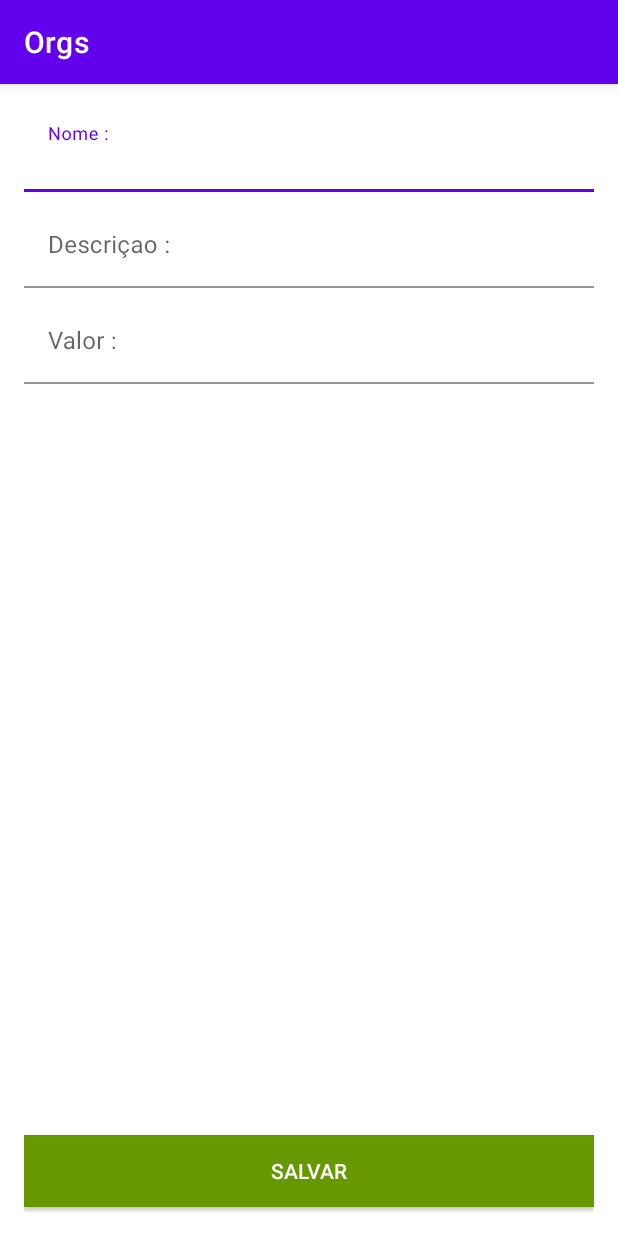
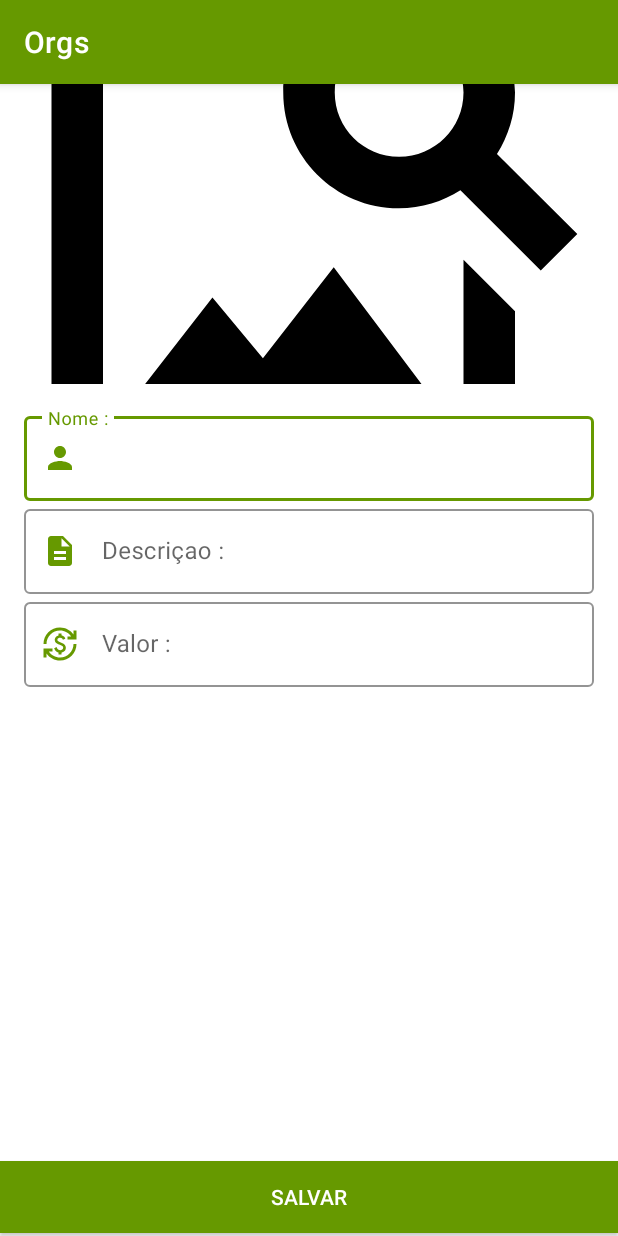
Before and after one commit to GabrielAlvesDoCarmo/Orgs, an Android app: the FormActivity screen opened directly, with no data from a screen before it, on a phone screen of 412 x 824 dp. Run offline under Robolectric (Android 15) with nearby library versions, the phone set to English and light mode, and no system bars.

Commit message:
refatoracao da tela de formulario

```diff
--- /dev/null
+++ b/app/src/main/res/drawable/ic_currency_value.xml
@@ -0,0 +1,5 @@
+<vector android:height="24dp" android:tint="#000000"
+    android:viewportHeight="24" android:viewportWidth="24"
+    android:width="24dp" xmlns:android="http://schemas.android.com/apk/res/android">
+    <path android:fillColor="@android:color/white" android:pathData="M12.89,11.1c-1.78,-0.59 -2.64,-0.96 -2.64,-1.9c0,-1.02 1.11,-1.39 1.81,-1.39c1.31,0 1.79,0.99 1.9,1.34l1.58,-0.67C15.39,8.03 14.72,6.56 13,6.24V5h-2v1.26C8.52,6.82 8.51,9.12 8.51,9.22c0,2.27 2.25,2.91 3.35,3.31c1.58,0.56 2.28,1.07 2.28,2.03c0,1.13 -1.05,1.61 -1.98,1.61c-1.82,0 -2.34,-1.87 -2.4,-2.09L8.1,14.75c0.63,2.19 2.28,2.78 2.9,2.96V19h2v-1.24c0.4,-0.09 2.9,-0.59 2.9,-3.22C15.9,13.15 15.29,11.93 12.89,11.1zM3,21H1v-6h6v2l-2.48,0c1.61,2.41 4.36,4 7.48,4c4.97,0 9,-4.03 9,-9h2c0,6.08 -4.92,11 -11,11c-3.72,0 -7.01,-1.85 -9,-4.67L3,21zM1,12C1,5.92 5.92,1 12,1c3.72,0 7.01,1.85 9,4.67L21,3h2v6h-6V7l2.48,0C17.87,4.59 15.12,3 12,3c-4.97,0 -9,4.03 -9,9H1z"/>
+</vector>
--- /dev/null
+++ b/app/src/main/res/drawable/ic_description.xml
@@ -0,0 +1,5 @@
+<vector android:height="24dp" android:tint="#000000"
+    android:viewportHeight="24" android:viewportWidth="24"
+    android:width="24dp" xmlns:android="http://schemas.android.com/apk/res/android">
+    <path android:fillColor="@android:color/white" android:pathData="M14,2L6,2c-1.1,0 -1.99,0.9 -1.99,2L4,20c0,1.1 0.89,2 1.99,2L18,22c1.1,0 2,-0.9 2,-2L20,8l-6,-6zM16,18L8,18v-2h8v2zM16,14L8,14v-2h8v2zM13,9L13,3.5L18.5,9L13,9z"/>
+</vector>
--- /dev/null
+++ b/app/src/main/res/drawable/ic_excluded_form.xml
@@ -0,0 +1,5 @@
+<vector android:height="24dp" android:tint="#000000"
+    android:viewportHeight="24" android:viewportWidth="24"
+    android:width="24dp" xmlns:android="http://schemas.android.com/apk/res/android">
+    <path android:fillColor="@android:color/white" android:pathData="M19,6.41L17.59,5 12,10.59 6.41,5 5,6.41 10.59,12 5,17.59 6.41,19 12,13.41 17.59,19 19,17.59 13.41,12z"/>
+</vector>
--- /dev/null
+++ b/app/src/main/res/drawable/ic_not_image_default.xml
@@ -0,0 +1,5 @@
+<vector android:height="24dp" android:tint="#000000"
+    android:viewportHeight="24" android:viewportWidth="24"
+    android:width="24dp" xmlns:android="http://schemas.android.com/apk/res/android">
+    <path android:fillColor="@android:color/white" android:pathData="M18,13v7L4,20L4,6h5.02c0.05,-0.71 0.22,-1.38 0.48,-2L4,4c-1.1,0 -2,0.9 -2,2v14c0,1.1 0.9,2 2,2h14c1.1,0 2,-0.9 2,-2v-5l-2,-2zM16.5,18h-11l2.75,-3.53 1.96,2.36 2.75,-3.54zM19.3,8.89c0.44,-0.7 0.7,-1.51 0.7,-2.39C20,4.01 17.99,2 15.5,2S11,4.01 11,6.5s2.01,4.5 4.49,4.5c0.88,0 1.7,-0.26 2.39,-0.7L21,13.42 22.42,12 19.3,8.89zM15.5,9C14.12,9 13,7.88 13,6.5S14.12,4 15.5,4 18,5.12 18,6.5 16.88,9 15.5,9z"/>
+</vector>
--- /dev/null
+++ b/app/src/main/res/drawable/ic_person_name.xml
@@ -0,0 +1,5 @@
+<vector android:height="24dp" android:tint="#000000"
+    android:viewportHeight="24" android:viewportWidth="24"
+    android:width="24dp" xmlns:android="http://schemas.android.com/apk/res/android">
+    <path android:fillColor="@android:color/white" android:pathData="M12,12c2.21,0 4,-1.79 4,-4s-1.79,-4 -4,-4 -4,1.79 -4,4 1.79,4 4,4zM12,14c-2.67,0 -8,1.34 -8,4v2h16v-2c0,-2.66 -5.33,-4 -8,-4z"/>
+</vector>
--- a/app/src/main/res/layout/activity_form.xml
+++ b/app/src/main/res/layout/activity_form.xml
@@ -3,35 +3,61 @@
     xmlns:app="http://schemas.android.com/apk/res-auto"
     android:layout_width="match_parent"
     android:layout_height="match_parent"
-    android:fillViewport="true"
-    android:padding="@dimen/dimensions_padding_form_16dp">
+    xmlns:tools="http://schemas.android.com/tools"
+    android:fillViewport="true">
 
     <androidx.constraintlayout.widget.ConstraintLayout
         android:layout_width="match_parent"
         android:layout_height="wrap_content">
+
+        <androidx.appcompat.widget.AppCompatImageView
+            android:id="@+id/form_image_product"
+            android:layout_width="0dp"
+            android:layout_height="200dp"
+            android:src="@drawable/ic_not_image_default"
+            android:scaleType="centerCrop"
+            app:layout_constraintTop_toTopOf="parent"
+            app:layout_constraintStart_toStartOf="parent"
+            app:layout_constraintEnd_toEndOf="parent"
+            tools:srcCompat="@tools:sample/backgrounds/scenic"/>
 
         <com.google.android.material.textfield.TextInputLayout
             android:id="@+id/input_product_layout_name"
             android:layout_width="0dp"
             android:layout_height="wrap_content"
             android:hint="@string/input_label_name"
+            android:layout_marginHorizontal="@dimen/dimensions_padding_form_16dp"
+            android:layout_marginTop="16dp"
+            app:boxStrokeColor="@android:color/holo_green_dark"
+            app:hintTextColor="@android:color/holo_green_dark"
+            app:startIconDrawable="@drawable/ic_person_name"
+            app:startIconContentDescription="@string/icon_name_description"
+            app:startIconTint="@android:color/holo_green_dark"
+            app:endIconMode="clear_text"
+            style="@style/Widget.MaterialComponents.TextInputLayout.OutlinedBox"
             app:layout_constraintEnd_toEndOf="parent"
             app:layout_constraintStart_toStartOf="parent"
-            app:layout_constraintTop_toTopOf="parent">
+            app:layout_constraintTop_toBottomOf="@+id/form_image_product">
 
             <com.google.android.material.textfield.TextInputEditText
                 android:id="@+id/input_product_edit_name"
                 android:layout_width="match_parent"
                 android:layout_height="wrap_content"
-                android:inputType="textPersonName"
-                android:background="@android:color/transparent" />
+                android:inputType="textPersonName" />
         </com.google.android.material.textfield.TextInputLayout>
 
         <com.google.android.material.textfield.TextInputLayout
             android:id="@+id/input_product_layout_description"
             android:layout_width="0dp"
             android:layout_height="wrap_content"
-            android:layout_marginVertical="@dimen/margin_input_form"
+            android:layout_marginHorizontal="@dimen/dimensions_padding_form_16dp"
+            app:boxStrokeColor="@android:color/holo_green_dark"
+            app:hintTextColor="@android:color/holo_green_dark"
+            app:startIconDrawable="@drawable/ic_description"
+            app:startIconContentDescription="@string/icon_description"
+            app:startIconTint="@android:color/holo_green_dark"
+            app:endIconMode="clear_text"
+            style="@style/Widget.MaterialComponents.TextInputLayout.OutlinedBox"
             android:hint="@string/input_label_description"
             app:layout_constraintEnd_toEndOf="parent"
             app:layout_constraintStart_toStartOf="parent"
@@ -41,15 +67,21 @@
                 android:id="@+id/input_product_edit_description"
                 android:layout_width="match_parent"
                 android:inputType="text"
-                android:layout_height="wrap_content"
-                android:background="@android:color/transparent" />
+                android:layout_height="wrap_content" />
         </com.google.android.material.textfield.TextInputLayout>
 
         <com.google.android.material.textfield.TextInputLayout
             android:id="@+id/input_product_layout_value"
             android:layout_width="0dp"
             android:layout_height="wrap_content"
-            android:layout_marginVertical="@dimen/margin_input_form"
+            android:layout_marginHorizontal="@dimen/dimensions_padding_form_16dp"
+            app:boxStrokeColor="@android:color/holo_green_dark"
+            app:hintTextColor="@android:color/holo_green_dark"
+            app:startIconDrawable="@drawable/ic_currency_value"
+            app:startIconContentDescription="@string/icon_value"
+            app:startIconTint="@android:color/holo_green_dark"
+            app:endIconMode="clear_text"
+            style="@style/Widget.MaterialComponents.TextInputLayout.OutlinedBox"
             android:hint="@string/input_label_value"
             app:layout_constraintEnd_toEndOf="parent"
             app:layout_constraintStart_toStartOf="parent"
@@ -59,8 +91,7 @@
                 android:id="@+id/input_product_edit_value"
                 android:inputType="numberDecimal"
                 android:layout_width="match_parent"
-                android:layout_height="wrap_content"
-                android:background="@android:color/transparent" />
+                android:layout_height="wrap_content" />
         </com.google.android.material.textfield.TextInputLayout>
 
 
--- a/app/src/main/res/layout/activity_main.xml
+++ b/app/src/main/res/layout/activity_main.xml
@@ -29,6 +29,7 @@
         android:text="@string/new_product"
         app:layout_constraintBottom_toBottomOf="parent"
         app:layout_constraintEnd_toEndOf="parent"
+        android:textAllCaps="false"
         app:layout_constraintHorizontal_bias="1.0"
         app:layout_constraintStart_toStartOf="parent"
         android:contentDescription="@string/btn_add_description"/>
--- a/app/src/main/res/values/strings.xml
+++ b/app/src/main/res/values/strings.xml
@@ -6,4 +6,7 @@
     <string name="input_btn_save">Salvar</string>
     <string name="btn_add_description">Botao de adicionar</string>
     <string name="new_product">Novo Produto</string>
+    <string name="icon_name_description">icone do nome</string>
+    <string name="icon_description">Icone do campo descricao</string>
+    <string name="icon_value">icone do campo valor</string>
 </resources>
--- a/app/src/main/res/values/themes.xml
+++ b/app/src/main/res/values/themes.xml
@@ -2,8 +2,8 @@
     <!-- Base application theme. -->
     <style name="Theme.Orgs" parent="Theme.MaterialComponents.DayNight.DarkActionBar">
         <!-- Primary brand color. -->
-        <item name="colorPrimary">@color/purple_500</item>
-        <item name="colorPrimaryVariant">@color/purple_700</item>
+        <item name="colorPrimary">@android:color/holo_green_dark</item>
+        <item name="colorPrimaryVariant">@android:color/holo_green_dark</item>
         <item name="colorOnPrimary">@color/white</item>
         <!-- Secondary brand color. -->
         <item name="colorSecondary">@color/teal_200</item>
```
